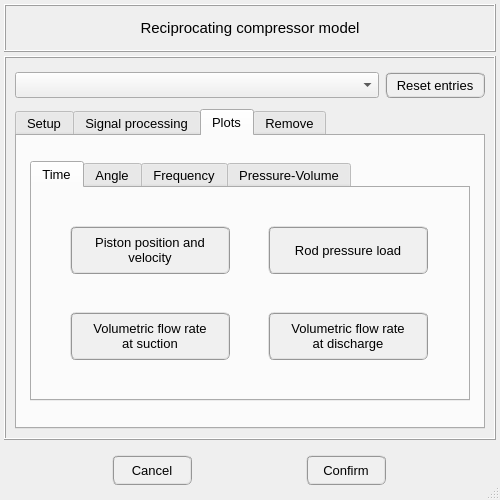
This is pulse/interface/ui_files/model/setup/acoustic/compressor_model_input.ui in open-pulse/OpenPulse as Qt 5 draws it before an edit. The edited form follows.
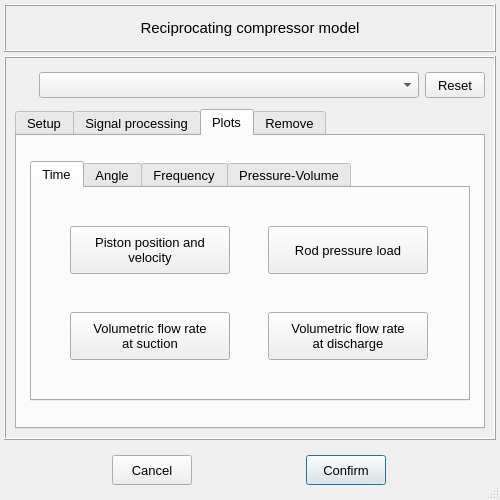
This is the edited form. The open tabs and pages were chosen to show the change.

Commit message: Integrates the compressor, refprop, and set fluid classes

```diff
--- a/pulse/interface/ui_files/model/setup/acoustic/compressor_model_input.ui
+++ b/pulse/interface/ui_files/model/setup/acoustic/compressor_model_input.ui
@@ -178,10 +178,7 @@
          </font>
         </property>
         <property name="styleSheet">
-         <string notr="true">QPushButton{border-radius: 6px; border-color: rgb(150, 150, 150); border-style: ridge; border-width: 2px; color: rgb(0, 0, 0); background-color: rgb(240, 240, 240)}
-QPushButton:hover{border-radius: 6px; border-color: rgb(0, 170, 255); border-style: ridge; border-width: 2px; color: rgb(0, 0, 0); background-color: rgba(174, 213, 255, 100)}
-QPushButton:pressed{border-radius: 6px; border-color: rgb(0, 170, 255); border-style: ridge; border-width: 2px; color: rgb(0, 0, 0); background-color: rgb(174, 213, 255)}
-QPushButton:disabled{border-radius: 6px; border-color: rgb(150, 150, 150); border-style: ridge; border-width: 0px; color: rgb(150,150, 150); background-color: rgb(220, 220, 220)}</string>
+         <string notr="true"/>
         </property>
         <property name="text">
          <string>Confirm</string>
@@ -220,10 +217,7 @@
          </font>
         </property>
         <property name="styleSheet">
-         <string notr="true">QPushButton{border-radius: 6px; border-color: rgb(150, 150, 150); border-style: ridge; border-width: 2px; color: rgb(0, 0, 0); background-color: rgb(240, 240, 240)}
-QPushButton:hover{border-radius: 6px; border-color: rgb(0, 170, 255); border-style: ridge; border-width: 2px; color: rgb(0, 0, 0); background-color: rgba(174, 213, 255, 100)}
-QPushButton:pressed{border-radius: 6px; border-color: rgb(0, 170, 255); border-style: ridge; border-width: 2px; color: rgb(0, 0, 0); background-color: rgb(174, 213, 255)}
-QPushButton:disabled{border-radius: 6px; border-color: rgb(150, 150, 150); border-style: ridge; border-width: 0px; color: rgb(150,150, 150); background-color: rgb(220, 220, 220)}</string>
+         <string notr="true"/>
         </property>
         <property name="text">
          <string>Cancel</string>
@@ -308,13 +302,13 @@
           <widget class="QComboBox" name="comboBox_compressors_tables">
            <property name="minimumSize">
             <size>
-             <width>364</width>
+             <width>380</width>
              <height>26</height>
             </size>
            </property>
            <property name="maximumSize">
             <size>
-             <width>364</width>
+             <width>380</width>
              <height>26</height>
             </size>
            </property>
@@ -332,13 +326,13 @@
            </property>
            <property name="minimumSize">
             <size>
-             <width>100</width>
+             <width>60</width>
              <height>26</height>
             </size>
            </property>
            <property name="maximumSize">
             <size>
-             <width>100</width>
+             <width>60</width>
              <height>26</height>
             </size>
            </property>
@@ -357,13 +351,10 @@
             <bool>false</bool>
            </property>
            <property name="styleSheet">
-            <string notr="true">QPushButton{border-radius: 6px; border-color: rgb(150, 150, 150); border-style: ridge; border-width: 2px; color: rgb(0, 0, 0); background-color: rgb(240, 240, 240)}
-QPushButton:hover{border-radius: 6px; border-color: rgb(0, 170, 255); border-style: ridge; border-width: 2px; color: rgb(0, 0, 0); background-color: rgba(174, 213, 255, 100)}
-QPushButton:pressed{border-radius: 6px; border-color: rgb(0, 170, 255); border-style: ridge; border-width: 2px; color: rgb(0, 0, 0); background-color: rgb(174, 213, 255)}
-QPushButton:disabled{border-radius: 6px; border-color: rgb(150, 150, 150); border-style: ridge; border-width: 0px; color: rgb(150,150, 150); background-color: rgb(220, 220, 220)}</string>
+            <string notr="true"/>
            </property>
            <property name="text">
-            <string>Reset entries</string>
+            <string>Reset</string>
            </property>
            <property name="shortcut">
             <string>Shift+A</string>
@@ -2806,10 +2797,7 @@
                     </font>
                    </property>
                    <property name="styleSheet">
-                    <string notr="true">QPushButton{border-radius: 6px; border-color: rgb(150, 150, 150); border-style: ridge; border-width: 2px; color: rgb(0, 0, 0); background-color: rgb(240, 240, 240)}
-QPushButton:hover{border-radius: 6px; border-color: rgb(0, 170, 255); border-style: ridge; border-width: 2px; color: rgb(0, 0, 0); background-color: rgba(174, 213, 255, 100)}
-QPushButton:pressed{border-radius: 6px; border-color: rgb(0, 170, 255); border-style: ridge; border-width: 2px; color: rgb(0, 0, 0); background-color: rgb(174, 213, 255)}
-QPushButton:disabled{border-radius: 6px; border-color: rgb(150, 150, 150); border-style: ridge; border-width: 0px; color: rgb(150,150, 150); background-color: rgb(220, 220, 220)}</string>
+                    <string notr="true"/>
                    </property>
                    <property name="text">
                     <string>Volumetric flow rate 
@@ -2837,10 +2825,7 @@
                     </font>
                    </property>
                    <property name="styleSheet">
-                    <string notr="true">QPushButton{border-radius: 6px; border-color: rgb(150, 150, 150); border-style: ridge; border-width: 2px; color: rgb(0, 0, 0); background-color: rgb(240, 240, 240)}
-QPushButton:hover{border-radius: 6px; border-color: rgb(0, 170, 255); border-style: ridge; border-width: 2px; color: rgb(0, 0, 0); background-color: rgba(174, 213, 255, 100)}
-QPushButton:pressed{border-radius: 6px; border-color: rgb(0, 170, 255); border-style: ridge; border-width: 2px; color: rgb(0, 0, 0); background-color: rgb(174, 213, 255)}
-QPushButton:disabled{border-radius: 6px; border-color: rgb(150, 150, 150); border-style: ridge; border-width: 0px; color: rgb(150,150, 150); background-color: rgb(220, 220, 220)}</string>
+                    <string notr="true"/>
                    </property>
                    <property name="text">
                     <string>Volumetric flow rate 
@@ -2868,10 +2853,7 @@
                     </font>
                    </property>
                    <property name="styleSheet">
-                    <string notr="true">QPushButton{border-radius: 6px; border-color: rgb(150, 150, 150); border-style: ridge; border-width: 2px; color: rgb(0, 0, 0); background-color: rgb(240, 240, 240)}
-QPushButton:hover{border-radius: 6px; border-color: rgb(0, 170, 255); border-style: ridge; border-width: 2px; color: rgb(0, 0, 0); background-color: rgba(174, 213, 255, 100)}
-QPushButton:pressed{border-radius: 6px; border-color: rgb(0, 170, 255); border-style: ridge; border-width: 2px; color: rgb(0, 0, 0); background-color: rgb(174, 213, 255)}
-QPushButton:disabled{border-radius: 6px; border-color: rgb(150, 150, 150); border-style: ridge; border-width: 0px; color: rgb(150,150, 150); background-color: rgb(220, 220, 220)}</string>
+                    <string notr="true"/>
                    </property>
                    <property name="text">
                     <string>Piston position and 
@@ -2899,10 +2881,7 @@
                     </font>
                    </property>
                    <property name="styleSheet">
-                    <string notr="true">QPushButton{border-radius: 6px; border-color: rgb(150, 150, 150); border-style: ridge; border-width: 2px; color: rgb(0, 0, 0); background-color: rgb(240, 240, 240)}
-QPushButton:hover{border-radius: 6px; border-color: rgb(0, 170, 255); border-style: ridge; border-width: 2px; color: rgb(0, 0, 0); background-color: rgba(174, 213, 255, 100)}
-QPushButton:pressed{border-radius: 6px; border-color: rgb(0, 170, 255); border-style: ridge; border-width: 2px; color: rgb(0, 0, 0); background-color: rgb(174, 213, 255)}
-QPushButton:disabled{border-radius: 6px; border-color: rgb(150, 150, 150); border-style: ridge; border-width: 0px; color: rgb(150,150, 150); background-color: rgb(220, 220, 220)}</string>
+                    <string notr="true"/>
                    </property>
                    <property name="text">
                     <string>Rod pressure load</string>
```
Left out of the diff: 86 changed lines with no effect on the pictures. The commit also changes 5 other files.
